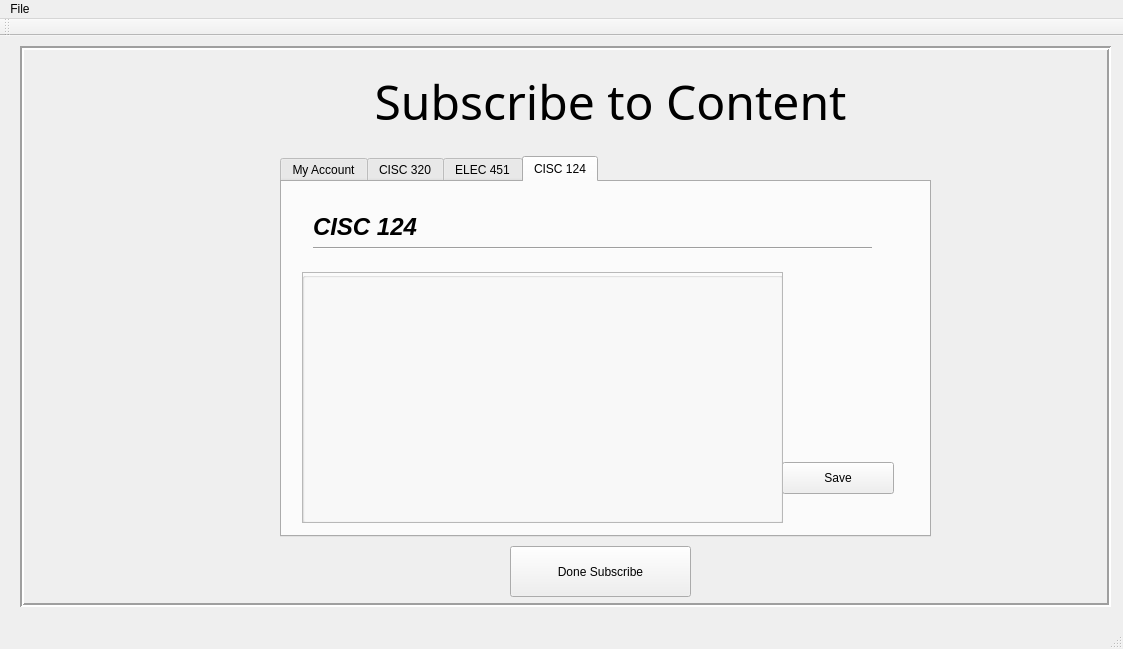
Qt form GUIProject/QtGUI/Mainwindow.ui (johan1252/QNoteGet) before a commit.
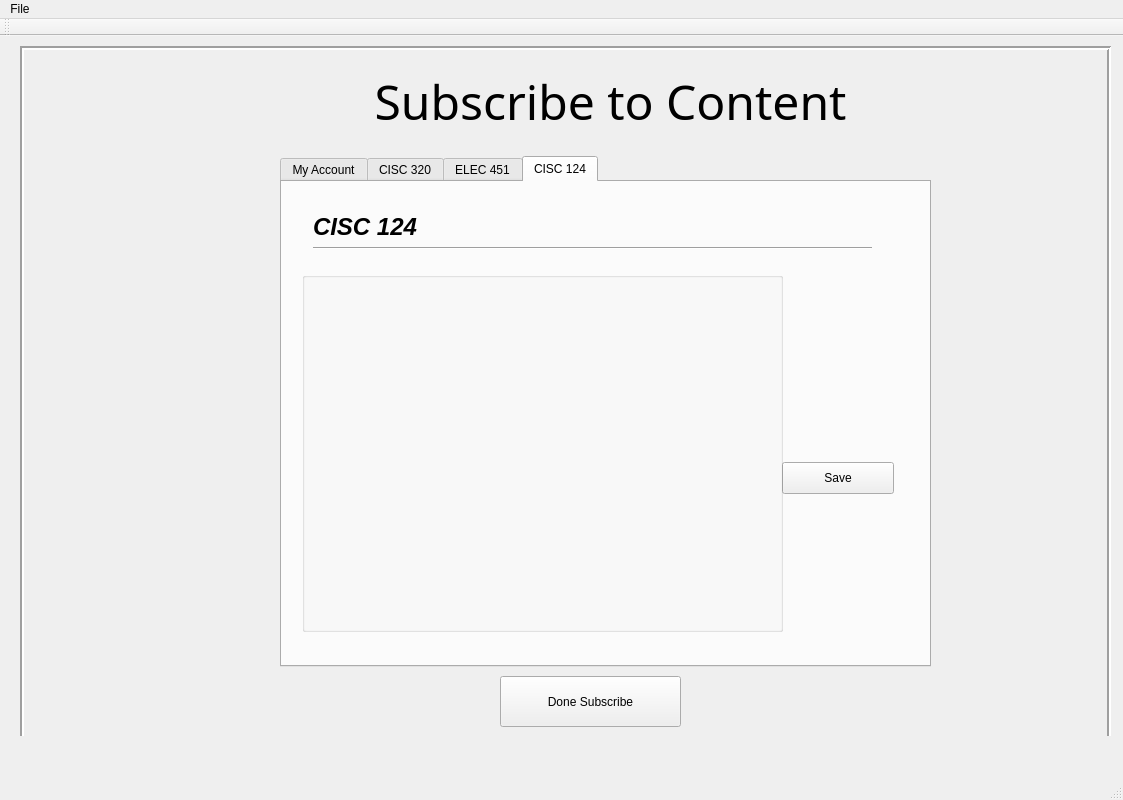
The same form after that commit. Icons and pictures are not drawn.

The edit to the form file:
```diff
--- a/GUIProject/QtGUI/Mainwindow.ui
+++ b/GUIProject/QtGUI/Mainwindow.ui
@@ -7,7 +7,7 @@
     <x>0</x>
     <y>0</y>
     <width>1123</width>
-    <height>649</height>
+    <height>800</height>
    </rect>
   </property>
   <property name="sizePolicy">
@@ -19,13 +19,13 @@
   <property name="minimumSize">
    <size>
     <width>1123</width>
-    <height>649</height>
+    <height>800</height>
    </size>
   </property>
   <property name="maximumSize">
    <size>
     <width>1123</width>
-    <height>649</height>
+    <height>800</height>
    </size>
   </property>
   <property name="focusPolicy">
@@ -41,7 +41,7 @@
       <x>10</x>
       <y>0</y>
       <width>1101</width>
-      <height>571</height>
+      <height>700</height>
      </rect>
     </property>
     <property name="currentIndex">
@@ -598,7 +598,7 @@
         <x>10</x>
         <y>10</y>
         <width>1091</width>
-        <height>561</height>
+        <height>800</height>
        </rect>
       </property>
       <property name="sizePolicy">
@@ -666,8 +666,8 @@
       <widget class="QPushButton" name="pushButton_doneSubscribe">
        <property name="geometry">
         <rect>
-         <x>490</x>
-         <y>500</y>
+         <x>480</x>
+         <y>630</y>
          <width>181</width>
          <height>51</height>
         </rect>
@@ -682,7 +682,7 @@
          <x>260</x>
          <y>110</y>
          <width>651</width>
-         <height>381</height>
+         <height>511</height>
         </rect>
        </property>
        <property name="currentIndex">
@@ -1014,28 +1014,12 @@
            <x>20</x>
            <y>90</y>
            <width>481</width>
-           <height>251</height>
+           <height>360</height>
           </rect>
          </property>
          <property name="title">
           <string/>
          </property>
-         <widget class="QFrame" name="frame_groupBox_CISC124">
-          <property name="geometry">
-           <rect>
-            <x>0</x>
-            <y>0</y>
-            <width>481</width>
-            <height>251</height>
-           </rect>
-          </property>
-          <property name="frameShape">
-           <enum>QFrame::StyledPanel</enum>
-          </property>
-          <property name="frameShadow">
-           <enum>QFrame::Raised</enum>
-          </property>
-         </widget>
         </widget>
        </widget>
       </widget>
```
Left out of the diff: 42 changed lines with no effect on the pictures.
